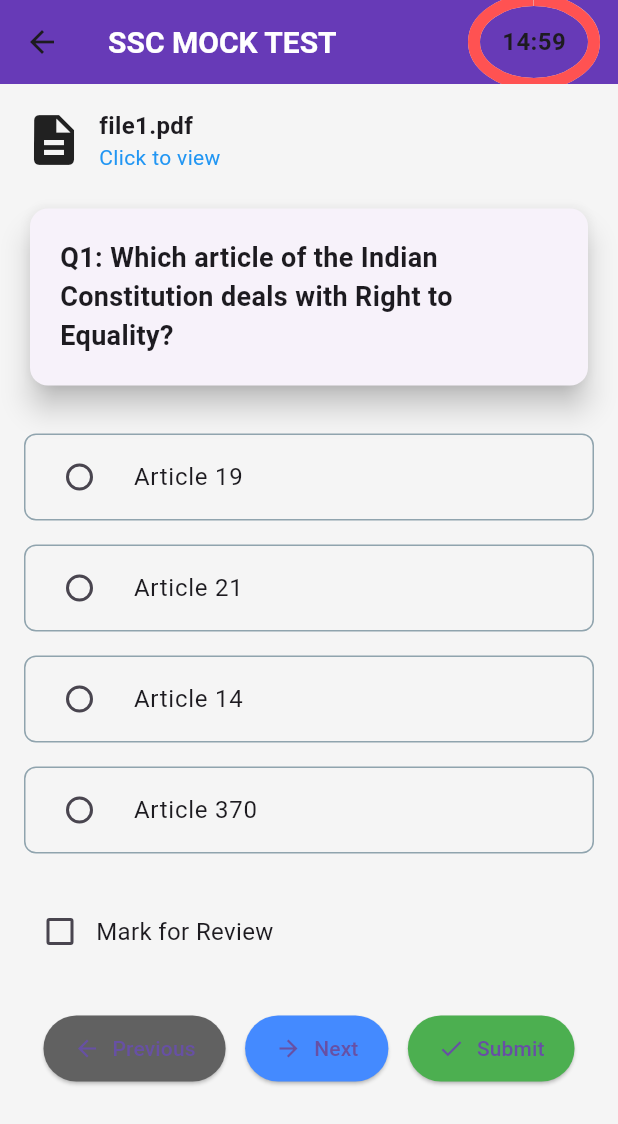
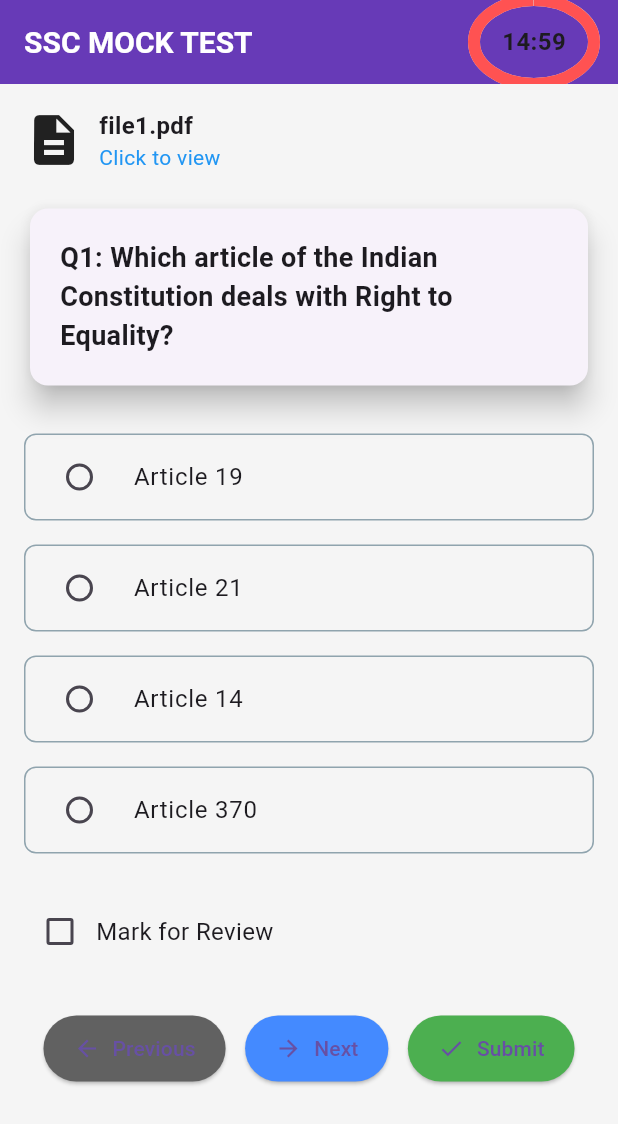
Before and after one commit to studybuild576-commits/vediczy, a Flutter app: the CBTRealisticScreen screen opened directly, on a phone screen of 412 x 824 dp. Shown: the top 1124 px of the screen. Run offline on Flutter 3.47's test engine with Material 3 defaults, Android fonts, the phone set to English and light mode, and no system bars; our stand-ins replace cloud_firestore, firebase_auth, firebase_core, google_mobile_ads, google_sign_in; accounts and stored records are empty.

Commit message:
Update realistic_cbt_test_screen.dart

```diff
--- a/lib/screens/realistic_cbt_test_screen.dart
+++ b/lib/screens/realistic_cbt_test_screen.dart
@@ -1,5 +1,26 @@
 import 'package:flutter/material.dart';
 import 'dart:async';
+
+void main() {
+  runApp(const MyApp());
+}
+
+class MyApp extends StatelessWidget {
+  const MyApp({Key? key}) : super(key: key);
+
+  @override
+  Widget build(BuildContext context) {
+    return MaterialApp(
+      title: 'SSC MOCK TEST',
+      theme: ThemeData(
+        primarySwatch: Colors.deepPurple,
+        fontFamily: 'Arial',
+      ),
+      // Here, we call the CBTRealisticScreen class.
+      home: const CBTRealisticScreen(),
+    );
+  }
+}
 
 class CBTRealisticScreen extends StatefulWidget {
   const CBTRealisticScreen({Key? key}) : super(key: key);
@@ -128,11 +149,8 @@ class _CBTRealisticScreenState extends State<CBTRealisticScreen> {
           ),
         ),
         actions: [
-          // Timer Badge ko yahan display kiya gaya hai
-          Padding(
-            padding: const EdgeInsets.only(right: 16.0),
-            child: buildTimerBadge(),
-          ),
+          buildTimerBadge(),
+          const SizedBox(width: 16),
         ],
       ),
       body: SingleChildScrollView(
```
